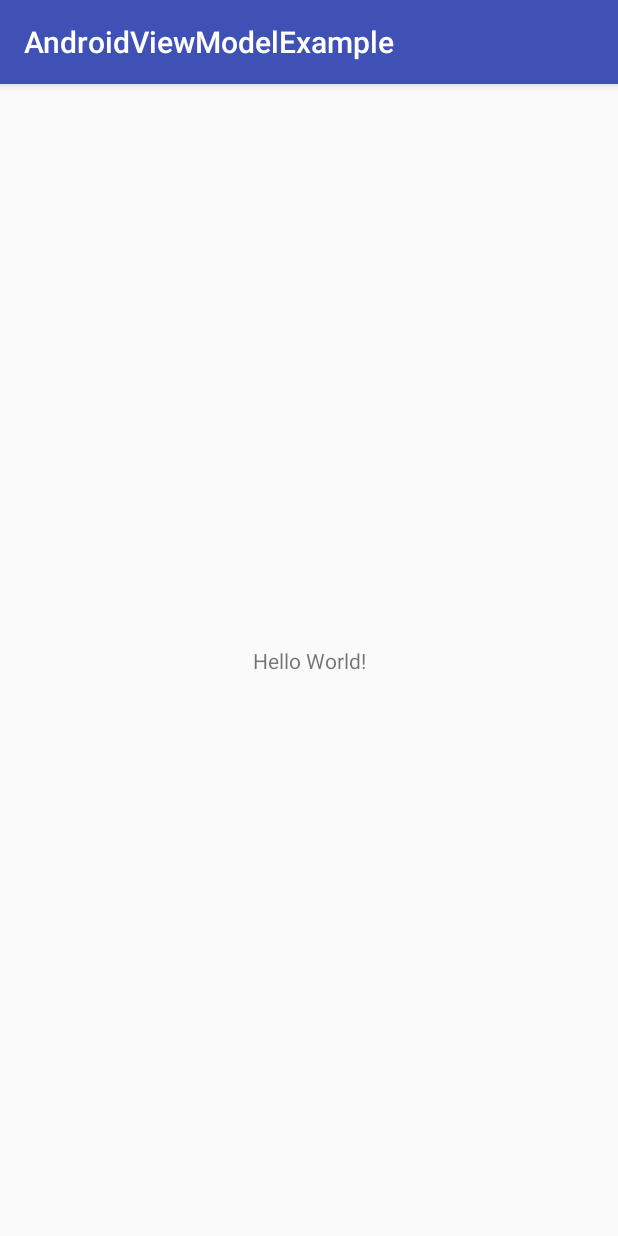
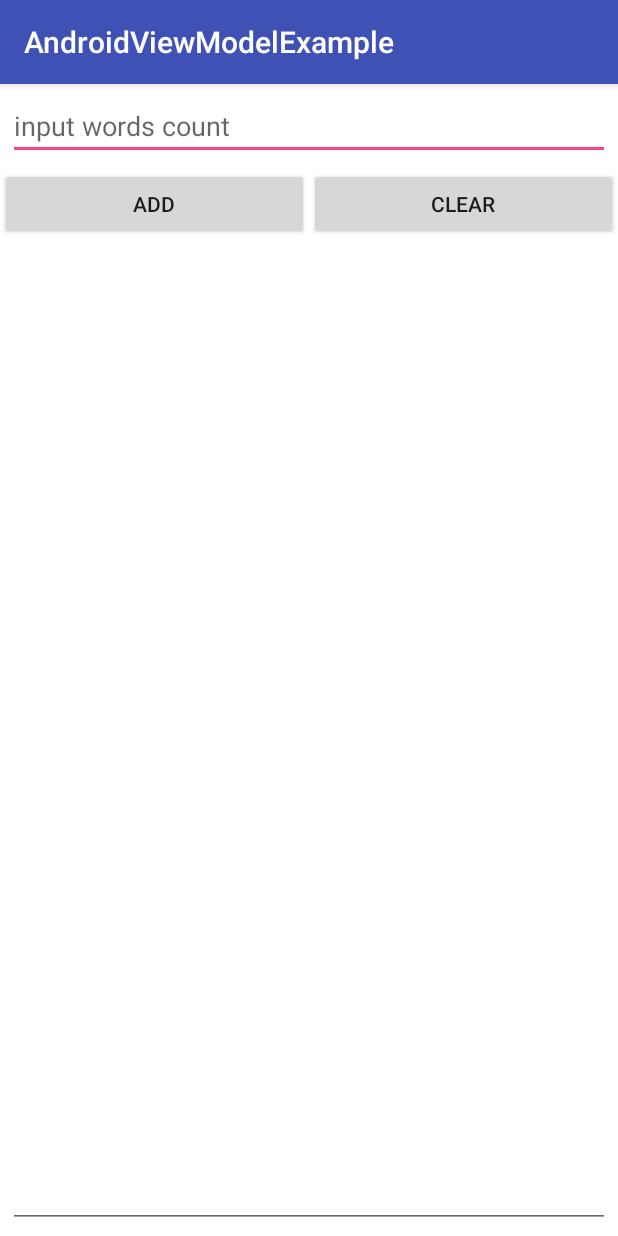
Before and after one commit to orloffski/AndroidViewModelExample, an Android app: the screen it shows after launch (MainActivity), on a phone screen of 412 x 824 dp. Run offline under Robolectric (Android 15) with nearby library versions, the phone set to English and light mode, and no system bars.

Commit message:
Rev 0.2 Add simple ViewModel and async data loader

```diff
--- a/app/build.gradle
+++ b/app/build.gradle
@@ -22,7 +22,7 @@ dependencies {
     implementation fileTree(dir: 'libs', include: ['*.jar'])
     implementation 'com.android.support:appcompat-v7:27.1.1'
     implementation 'com.android.support.constraint:constraint-layout:1.1.0'
-    testImplementation 'junit:junit:4.12'
-    androidTestImplementation 'com.android.support.test:runner:1.0.2'
-    androidTestImplementation 'com.android.support.test.espresso:espresso-core:3.0.2'
+
+    implementation "android.arch.lifecycle:extensions:1.1.0"
+    annotationProcessor "android.arch.lifecycle:compiler:1.1.0"
 }
--- a/app/src/main/java/com/example/madcat/androidviewmodelexample/MainActivity.java
+++ b/app/src/main/java/com/example/madcat/androidviewmodelexample/MainActivity.java
@@ -1,13 +1,64 @@
 package com.example.madcat.androidviewmodelexample;
 
+import android.arch.lifecycle.LiveData;
+import android.arch.lifecycle.Observer;
+import android.arch.lifecycle.ViewModelProviders;
+import android.support.annotation.Nullable;
 import android.support.v7.app.AppCompatActivity;
 import android.os.Bundle;
+import android.view.View;
+import android.widget.Button;
+import android.widget.EditText;
 
-public class MainActivity extends AppCompatActivity {
+public class MainActivity extends AppCompatActivity implements View.OnClickListener{
+
+    private SimpleViewModel model;
+
+    Button addButton;
+    Button clearButton;
+    EditText newText;
+    EditText viewText;
 
     @Override
     protected void onCreate(Bundle savedInstanceState) {
         super.onCreate(savedInstanceState);
         setContentView(R.layout.activity_main);
+
+        addButton = findViewById(R.id.addButton);
+        clearButton = findViewById(R.id.clearButton);
+        newText = findViewById(R.id.newText);
+        viewText = findViewById(R.id.viewText);
+
+        addButton.setOnClickListener(this);
+        clearButton.setOnClickListener(this);
+
+        model = ViewModelProviders.of(this).get(SimpleViewModel.class);
+        LiveData<String> data = model.getData();
+
+        data.observe(this, new Observer<String>() {
+            @Override
+            public void onChanged(@Nullable String s) {
+                StringBuilder buffer = new StringBuilder();
+
+                buffer.append(viewText.getText().toString());
+                buffer.append(s).append("\n");
+
+                viewText.setText(buffer.toString());
+            }
+        });
+    }
+
+    @Override
+    public void onClick(View v) {
+
+        switch (v.getId()){
+            case R.id.addButton:
+                model.loadData(Integer.parseInt(newText.getText().toString()));
+                newText.setText("");
+                break;
+            case R.id.clearButton:
+                viewText.setText("");
+                break;
+        }
     }
 }
--- /dev/null
+++ b/app/src/main/java/com/example/madcat/androidviewmodelexample/SimpleViewModel.java
@@ -0,0 +1,40 @@
+package com.example.madcat.androidviewmodelexample;
+
+import android.arch.lifecycle.LiveData;
+import android.arch.lifecycle.MutableLiveData;
+import android.arch.lifecycle.ViewModel;
+import android.os.AsyncTask;
+
+public class SimpleViewModel extends ViewModel {
+
+    MutableLiveData<String> data;
+
+    public LiveData<String> getData() {
+        if (data == null) {
+            data = new MutableLiveData<>();
+        }
+        return data;
+    }
+
+    public void loadData(final Integer count){
+        TestAsync t = new TestAsync();
+        t.execute(count);
+    }
+
+    // async data added task
+    private class TestAsync extends AsyncTask<Integer, Void, Void>{
+
+        @Override
+        protected Void doInBackground(Integer... integers) {
+            for(int i = 1; i <= integers[0]; i++){
+                data.postValue("test value: " + i);
+                try {
+                    Thread.sleep(1500);
+                } catch (InterruptedException e) {
+                    e.printStackTrace();
+                }
+            }
+            return null;
+        }
+    }
+}
--- a/app/src/main/res/layout/activity_main.xml
+++ b/app/src/main/res/layout/activity_main.xml
@@ -1,18 +1,65 @@
 <?xml version="1.0" encoding="utf-8"?>
-<android.support.constraint.ConstraintLayout xmlns:android="http://schemas.android.com/apk/res/android"
+<LinearLayout xmlns:android="http://schemas.android.com/apk/res/android"
     xmlns:app="http://schemas.android.com/apk/res-auto"
     xmlns:tools="http://schemas.android.com/tools"
     android:layout_width="match_parent"
     android:layout_height="match_parent"
+    android:background="@android:color/background_light"
+    android:baselineAligned="false"
+    android:orientation="horizontal"
     tools:context=".MainActivity">
 
-    <TextView
-        android:layout_width="wrap_content"
-        android:layout_height="wrap_content"
-        android:text="Hello World!"
-        app:layout_constraintBottom_toBottomOf="parent"
-        app:layout_constraintLeft_toLeftOf="parent"
-        app:layout_constraintRight_toRightOf="parent"
-        app:layout_constraintTop_toTopOf="parent" />
+    <LinearLayout
+        android:layout_width="match_parent"
+        android:layout_height="match_parent"
+        android:layout_weight="1"
+        android:background="@android:color/background_light"
+        android:gravity="center_horizontal"
+        android:orientation="vertical">
 
-</android.support.constraint.ConstraintLayout>
+        <EditText
+            android:id="@+id/newText"
+            android:layout_width="match_parent"
+            android:layout_height="wrap_content"
+            android:layout_margin="5dp"
+            android:ems="10"
+            android:hint="input words count"
+            android:inputType="numberSigned" />
+
+        <LinearLayout
+            android:id="@+id/buttonPanel"
+            android:layout_width="match_parent"
+            android:layout_height="wrap_content"
+            android:orientation="horizontal">
+
+            <Button
+                android:id="@+id/addButton"
+                android:layout_width="wrap_content"
+                android:layout_height="wrap_content"
+                android:layout_weight="1"
+                android:text="Add" />
+
+            <Button
+                android:id="@+id/clearButton"
+                android:layout_width="wrap_content"
+                android:layout_height="wrap_content"
+                android:layout_weight="1"
+                android:text="Clear" />
+
+        </LinearLayout>
+
+        <EditText
+            android:id="@+id/viewText"
+            android:layout_width="match_parent"
+            android:layout_height="match_parent"
+            android:layout_margin="5dp"
+            android:layout_weight="1"
+            android:editable="false"
+            android:ems="10"
+            android:gravity="top|center_horizontal"
+            android:inputType="textMultiLine"
+            android:singleLine="false" />
+
+    </LinearLayout>
+
+</LinearLayout>
```
Also changed, not shown: 1 other file.
